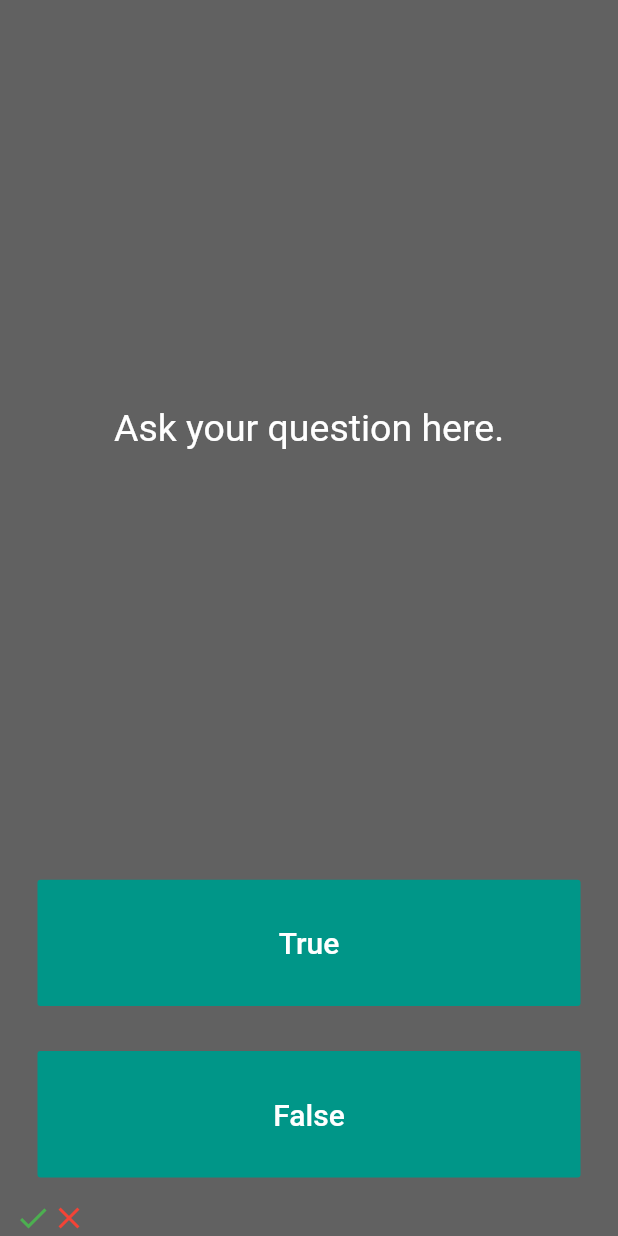
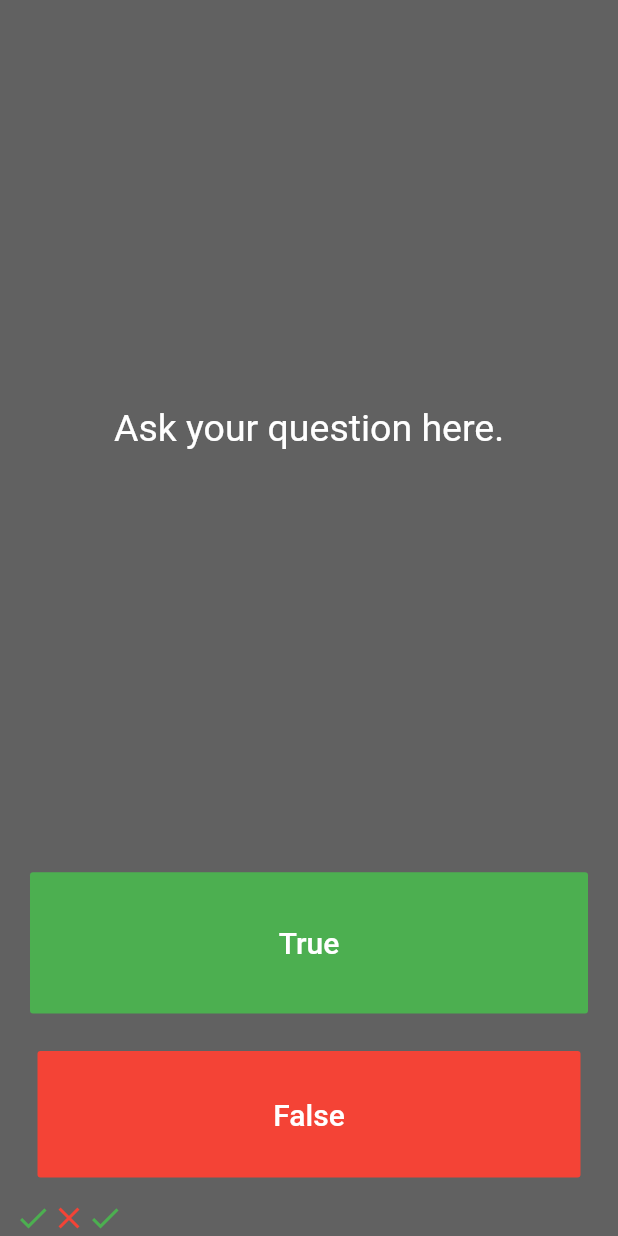
Before and after one commit to apphow/question_and_answer, a Flutter app: the screen it shows after launch, after a tap on "True", on a phone screen of 412 x 824 dp. Run offline on Flutter 3.47's test engine with Material 2 defaults, Android fonts, the phone set to English and light mode, and no system bars.

Commit message:
added setState to FlatButtons. When pressed, check mark or x are added to runningScore

```diff
--- a/lib/main.dart
+++ b/lib/main.dart
@@ -28,6 +28,17 @@ class QuestionPage extends StatefulWidget {
 }
 
 class _QuestionPageState extends State<QuestionPage> {
+  List<Widget> runningScore = [
+    Icon(
+      Icons.check,
+      color: Colors.green,
+    ),
+    Icon(
+      Icons.close,
+      color: Colors.red,
+    )
+  ];
+
   @override
   Widget build(BuildContext context) {
     return Column(
@@ -52,10 +63,10 @@ class _QuestionPageState extends State<QuestionPage> {
         ),
         Expanded(
           child: Padding(
-            padding: EdgeInsets.all(15.0),
+            padding: EdgeInsets.all(10.0),
             child: FlatButton(
               textColor: Colors.white,
-              color: Colors.teal,
+              color: Colors.green,
               child: Text(
                 'True',
                 style: TextStyle(
@@ -63,7 +74,18 @@ class _QuestionPageState extends State<QuestionPage> {
                   fontSize: 20.0,
                 ),
               ),
-              onPressed: () {},
+              onPressed: () {
+                setState(
+                  () {
+                    runningScore.add(
+                      Icon(
+                        Icons.check,
+                        color: Colors.green,
+                      ),
+                    );
+                  },
+                );
+              },
             ),
           ),
         ),
@@ -71,7 +93,8 @@ class _QuestionPageState extends State<QuestionPage> {
           child: Padding(
             padding: EdgeInsets.all(15.0),
             child: FlatButton(
-              color: Colors.teal,
+              textColor: Colors.white,
+              color: Colors.red,
               child: Text(
                 'False',
                 style: TextStyle(
@@ -79,20 +102,24 @@ class _QuestionPageState extends State<QuestionPage> {
                   color: Colors.white,
                 ),
               ),
-              onPressed: () {},
+              onPressed: () {
+                setState(
+                  () {
+                    runningScore.add(
+                      Icon(
+                        Icons.close,
+                        color: Colors.red,
+                      ),
+                    );
+                  },
+                );
+              },
             ),
           ),
         ),
-        Row(children: <Widget>[
-          Icon(
-            Icons.check,
-            color: Colors.green,
-          ),
-          Icon(
-            Icons.close,
-            color: Colors.red,
-          )
-        ])
+        Row(
+          children: runningScore,
+        ),
       ],
     );
   }
```
